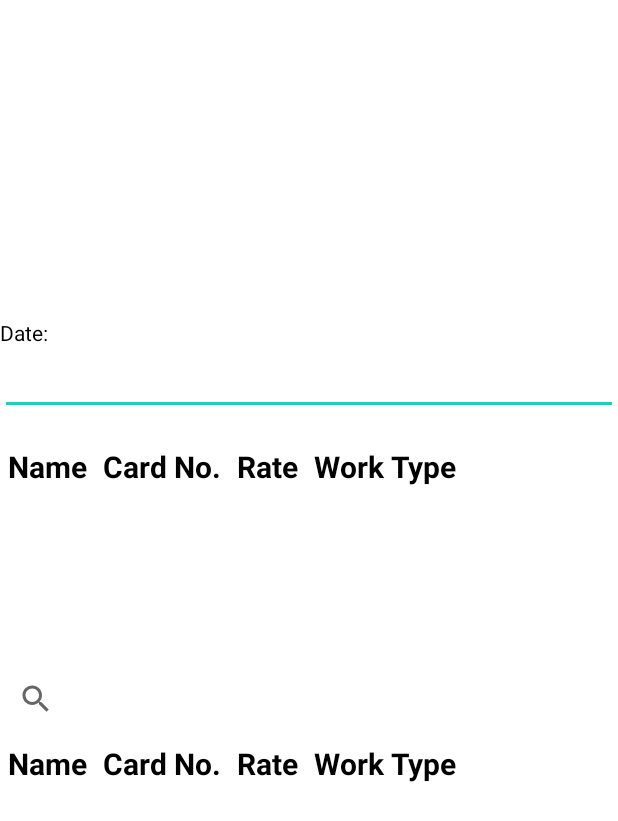
After one commit to ronakpadia/WPWorkerManagement, an Android app: the layout activity_mark_attendance.xml on its own in the app's theme, with its tools: preview values and no code run, on a phone screen of 412 x 824 dp. The commit adds this screen. Shown: the top 821 px of the screen. Run offline under Robolectric (Android 15) with nearby library versions, the phone set to English and light mode, and no system bars.

Commit message:
New Activity Mark Attendance created

```diff
--- /dev/null
+++ b/app/src/main/java/com/theinternetcompany/wpworkermanagement/MarkAttendanceActivity.java
@@ -0,0 +1,14 @@
+package com.theinternetcompany.wpworkermanagement;
+
+import androidx.appcompat.app.AppCompatActivity;
+
+import android.os.Bundle;
+
+public class MarkAttendanceActivity extends AppCompatActivity {
+
+    @Override
+    protected void onCreate(Bundle savedInstanceState) {
+        super.onCreate(savedInstanceState);
+        setContentView(R.layout.activity_mark_attendance);
+    }
+}
--- a/app/src/main/java/com/theinternetcompany/wpworkermanagement/ProjectDetailActivity.java
+++ b/app/src/main/java/com/theinternetcompany/wpworkermanagement/ProjectDetailActivity.java
@@ -53,7 +53,7 @@ public class ProjectDetailActivity extends AppCompatActivity {
     private HashMap<String, WorkerProfile> WorkerList = new HashMap<>();
     private DatabaseReference mainRef = FirebaseDatabase.getInstance().getReference();
     private TextView projectName, projectId, projectLocation, projectCompany, projectDuration;
-    private Button btnAdd, btnRemove, btnSave,btnDelete;
+    private Button btnAdd, btnRemove, btnSave,btnDelete,btnMarkAttendance;
     private FloatingActionButton btnEditProject;
     LinearLayout layout;
 
@@ -94,6 +94,7 @@ public class ProjectDetailActivity extends AppCompatActivity {
         btnSave = findViewById(R.id.btnSave);
         btnEditProject = findViewById(R.id.btnEditProject);
         btnDelete = findViewById(R.id.btnDelete);
+        btnMarkAttendance = findViewById(R.id.btnMarkAttendance);
 
         Intent i = getIntent();
         project = (Project) i.getSerializableExtra("project");
@@ -159,6 +160,7 @@ public class ProjectDetailActivity extends AppCompatActivity {
             }
         });
 
+
         btnDelete.setOnClickListener(new View.OnClickListener() {
             String parent = "Remove";
 
@@ -167,6 +169,19 @@ public class ProjectDetailActivity extends AppCompatActivity {
                 deleteProjectDialog();
             }
         });
+
+        btnMarkAttendance.setOnClickListener(new View.OnClickListener() {
+            @Override
+            public void onClick(View view) {
+                transitionToMarkAttendanceActivity();
+            }
+        });
+    }
+
+    private void transitionToMarkAttendanceActivity() {
+        Intent intent = new Intent(ProjectDetailActivity.this, WokerDetailActivity.class);
+        intent.putExtra("project", project);
+        startActivity(intent);
     }
 
 
--- a/app/src/main/java/com/theinternetcompany/wpworkermanagement/WokerDetailActivity.java
+++ b/app/src/main/java/com/theinternetcompany/wpworkermanagement/WokerDetailActivity.java
@@ -30,7 +30,6 @@ public class WokerDetailActivity extends AppCompatActivity {
     private WorkerProfile pWorker = new WorkerProfile();
     private ArrayList<Project> projectList = new ArrayList<>();
     private ArrayList<Project> wProjectList = new ArrayList<>();
-//    private ArrayList<WorkerProfile> wProjectDetails = new ArrayList<>();
     private DatabaseReference projectListRef = FirebaseDatabase.getInstance().getReference();
     private TextView workerName, workerCardNo, workType, baseRate, totalProjects, totalEarnings, pendingExpenses;
 
--- /dev/null
+++ b/app/src/main/res/layout/activity_mark_attendance.xml
@@ -0,0 +1,241 @@
+<?xml version="1.0" encoding="utf-8"?>
+<androidx.constraintlayout.widget.ConstraintLayout xmlns:android="http://schemas.android.com/apk/res/android"
+    xmlns:app="http://schemas.android.com/apk/res-auto"
+    xmlns:tools="http://schemas.android.com/tools"
+    android:layout_width="match_parent"
+    android:layout_height="match_parent"
+    tools:context=".MarkAttendanceActivity">
+
+    <LinearLayout
+        android:layout_width="match_parent"
+        android:layout_height="wrap_content"
+        android:orientation="vertical"
+        app:layout_constraintBottom_toBottomOf="parent"
+        app:layout_constraintEnd_toEndOf="parent"
+        app:layout_constraintStart_toStartOf="parent"
+        app:layout_constraintTop_toTopOf="parent">
+
+        <TextView
+            android:layout_width="match_parent"
+            android:layout_height="wrap_content"
+            android:layout_marginTop="30dp"
+            android:text="Date:"
+            android:textColor="@color/black"
+            />
+
+        <EditText
+            android:layout_width="match_parent"
+            android:layout_height="wrap_content"
+            android:inputType="date"
+            />
+
+        <HorizontalScrollView
+            android:layout_width="match_parent"
+            android:layout_height="match_parent"
+            android:layout_marginTop="15dp">
+
+            <ScrollView
+                android:layout_width="wrap_content"
+                android:layout_height="150dp">
+
+                <LinearLayout
+                    android:layout_width="match_parent"
+                    android:layout_height="wrap_content"
+                    android:orientation="vertical">
+
+                    <TableLayout
+                        android:id="@+id/projectTable"
+                        android:layout_width="match_parent"
+                        android:layout_height="match_parent">
+
+                        <TableRow
+                            android:id="@+id/TableHeaderTags"
+                            android:layout_width="match_parent"
+                            android:layout_height="wrap_content">
+
+
+                            <TextView
+                                android:id="@+id/nameTag"
+                                android:layout_width="wrap_content"
+                                android:layout_height="wrap_content"
+                                android:padding="5dp"
+                                android:text="Name"
+                                android:textAppearance="?android:attr/textAppearanceMedium"
+                                android:textColor="@color/black"
+                                android:textSize="20dp"
+                                android:textStyle="bold"></TextView>
+
+                            <TextView
+                                android:id="@+id/cardTag"
+                                android:layout_width="wrap_content"
+                                android:layout_height="wrap_content"
+                                android:padding="5dp"
+                                android:text="Card No."
+                                android:textAppearance="?android:attr/textAppearanceMedium"
+                                android:textColor="@color/black"
+                                android:textSize="20dp"
+                                android:textStyle="bold"></TextView>
+
+                            <TextView
+                                android:id="@+id/rateTag"
+                                android:layout_width="wrap_content"
+                                android:layout_height="wrap_content"
+                                android:padding="5dp"
+                                android:text="Rate"
+                                android:textAppearance="?android:attr/textAppearanceMedium"
+                                android:textColor="@color/black"
+                                android:textSize="20dp"
+                                android:textStyle="bold"></TextView>
+
+                            <TextView
+                                android:id="@+id/workTpyeTag"
+                                android:layout_width="wrap_content"
+                                android:layout_height="wrap_content"
+                                android:padding="5dp"
+                                android:text="Work Type"
+                                android:textAppearance="?android:attr/textAppearanceMedium"
+                                android:textColor="@color/black"
+                                android:textSize="20dp"
+                                android:textStyle="bold"></TextView>
+
+                        </TableRow>
+
+                        <TableRow
+                            android:layout_width="match_parent"
+                            android:layout_height="match_parent" />
+
+                        <TableRow
+                            android:layout_width="match_parent"
+                            android:layout_height="match_parent" />
+
+                        <TableRow
+                            android:layout_width="match_parent"
+                            android:layout_height="match_parent" />
+
+                        <TableRow
+                            android:layout_width="match_parent"
+                            android:layout_height="match_parent" />
+                    </TableLayout>
+
+                </LinearLayout>
+            </ScrollView>
+        </HorizontalScrollView>
+
+
+
+
+        <LinearLayout
+            android:id="@+id/linearLayoutT"
+            android:layout_width="match_parent"
+            android:layout_height="200dp"
+            android:layout_above="@+id/LL"
+            android:orientation="vertical">
+
+            <SearchView
+                android:id="@+id/searchView"
+                android:layout_width="match_parent"
+                android:layout_height="wrap_content">
+
+
+            </SearchView>
+
+
+            <HorizontalScrollView
+                android:layout_width="match_parent"
+                android:layout_height="match_parent">
+
+                <ScrollView
+                    android:layout_width="wrap_content"
+                    android:layout_height="150dp">
+
+                    <LinearLayout
+                        android:layout_width="match_parent"
+                        android:layout_height="wrap_content"
+                        android:orientation="vertical">
+
+                        <TableLayout
+                            android:id="@+id/projectTable2"
+                            android:layout_width="match_parent"
+                            android:layout_height="match_parent">
+
+                            <TableRow
+                                android:id="@+id/TableHeaderTags2"
+                                android:layout_width="match_parent"
+                                android:layout_height="wrap_content">
+
+
+                                <TextView
+                                    android:id="@+id/nameTag2"
+                                    android:layout_width="wrap_content"
+                                    android:layout_height="wrap_content"
+                                    android:padding="5dp"
+                                    android:text="Name"
+                                    android:textAppearance="?android:attr/textAppearanceMedium"
+                                    android:textColor="@color/black"
+                                    android:textSize="20dp"
+                                    android:textStyle="bold"></TextView>
+
+                                <TextView
+                                    android:id="@+id/cardTag2"
+                                    android:layout_width="wrap_content"
+                                    android:layout_height="wrap_content"
+                                    android:padding="5dp"
+                                    android:text="Card No."
+                                    android:textAppearance="?android:attr/textAppearanceMedium"
+                                    android:textColor="@color/black"
+                                    android:textSize="20dp"
+                                    android:textStyle="bold"></TextView>
+
+                                <TextView
+                                    android:id="@+id/rateTag2"
+                                    android:layout_width="wrap_content"
+                                    android:layout_height="wrap_content"
+                                    android:padding="5dp"
+                                    android:text="Rate"
+                                    android:textAppearance="?android:attr/textAppearanceMedium"
+                                    android:textColor="@color/black"
+                                    android:textSize="20dp"
+                                    android:textStyle="bold"></TextView>
+
+                                <TextView
+                                    android:id="@+id/workTpyeTag2"
+                                    android:layout_width="wrap_content"
+                                    android:layout_height="wrap_content"
+                                    android:padding="5dp"
+                                    android:text="Work Type"
+                                    android:textAppearance="?android:attr/textAppearanceMedium"
+                                    android:textColor="@color/black"
+                                    android:textSize="20dp"
+                                    android:textStyle="bold"></TextView>
+
+                            </TableRow>
+
+                            <TableRow
+                                android:layout_width="match_parent"
+                                android:layout_height="match_parent" />
+
+                            <TableRow
+                                android:layout_width="match_parent"
+                                android:layout_height="match_parent" />
+
+                            <TableRow
+                                android:layout_width="match_parent"
+                                android:layout_height="match_parent" />
+
+                            <TableRow
+                                android:layout_width="match_parent"
+                                android:layout_height="match_parent" />
+                        </TableLayout>
+
+                    </LinearLayout>
+                </ScrollView>
+            </HorizontalScrollView>
+
+
+        </LinearLayout>
+
+
+
+    </LinearLayout>
+
+</androidx.constraintlayout.widget.ConstraintLayout>
--- a/app/src/main/res/layout/activity_project_detail.xml
+++ b/app/src/main/res/layout/activity_project_detail.xml
@@ -442,7 +442,17 @@
                 android:backgroundTint="#cc0000"
                 />
 
+            <Button
+                android:id="@+id/btnMarkAttendance"
+                android:layout_width="match_parent"
+                android:layout_height="wrap_content"
+                android:text="Mark Attendance"
+
+                />
+
         </LinearLayout>
+
+
 
 
 
```
